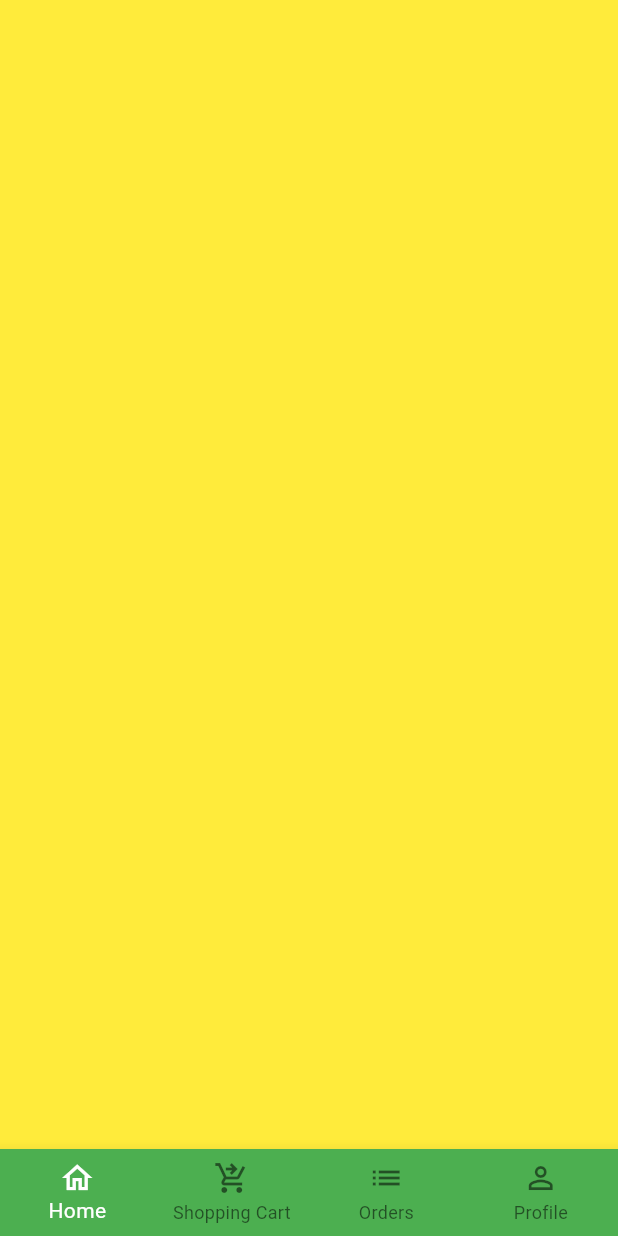
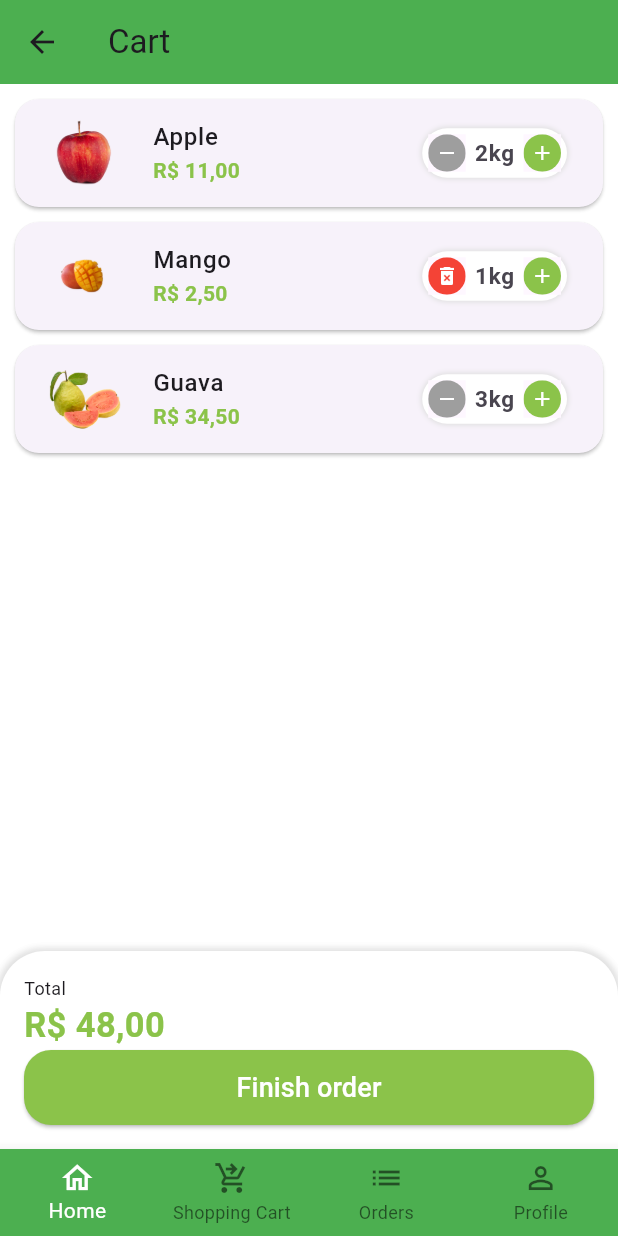
Before and after one commit to aliciabat/greengrocer, a Flutter app: the BaseScreen screen opened directly, swiped to page 2, on a phone screen of 412 x 824 dp. Run offline on Flutter 3.47's test engine with Material 3 defaults, Android fonts, the phone set to English and light mode, and no system bars; our stand-ins replace animated_text_kit, mask_text_input_formatter.

Commit message:
feat: cart screen

```diff
--- a/lib/src/config/app_data.dart
+++ b/lib/src/config/app_data.dart
@@ -1,3 +1,4 @@
+import 'package:greengrocer/src/models/cart_item_model.dart';
 import 'package:greengrocer/src/models/item_model.dart';
 
 ItemModel apple = ItemModel(
@@ -70,3 +71,9 @@ List<String> categories = [
   'Cereals',
   'Dairy',
 ];
+
+List<CartItemModel> cartItems = [
+  CartItemModel(item: apple, quantity: 2,),
+  CartItemModel(item: mango, quantity: 1,),
+  CartItemModel(item: guava, quantity: 3,),
+];
--- /dev/null
+++ b/lib/src/models/cart_item_model.dart
@@ -0,0 +1,13 @@
+import 'package:greengrocer/src/models/item_model.dart';
+
+class CartItemModel {
+  CartItemModel({
+    required this.item,
+    required this.quantity,
+  });
+
+  ItemModel item;
+  int quantity;
+
+  double totalPrice() => item.price * quantity;
+}
--- a/lib/src/pages/base/base_screen.dart
+++ b/lib/src/pages/base/base_screen.dart
@@ -1,5 +1,6 @@
 import 'package:flutter/material.dart';
-import 'package:greengrocer/src/pages/tabs/home_tab.dart';
+import 'package:greengrocer/src/pages/cart/cart_tab.dart';
+import 'package:greengrocer/src/pages/home/home_tab.dart';
 
 class BaseScreen extends StatefulWidget {
   const BaseScreen({super.key});
@@ -20,7 +21,7 @@ class _BaseScreenState extends State<BaseScreen> {
         controller: pageController,
         children: [
           const HomeTab(),
-          Container(color: Colors.yellow),
+          CartTab(),
           Container(color: Colors.blue),
           Container(color: Colors.purple),
         ],
--- /dev/null
+++ b/lib/src/pages/cart/cart_tab.dart
@@ -0,0 +1,153 @@
+import 'package:flutter/material.dart';
+import 'package:greengrocer/src/config/custom_colors.dart';
+import 'package:greengrocer/src/models/cart_item_model.dart';
+import 'package:greengrocer/src/pages/cart/components/cart_tile.dart';
+import 'package:greengrocer/src/services/utils_services.dart';
+import 'package:greengrocer/src/config/app_data.dart' as appData;
+
+class CartTab extends StatefulWidget {
+  const CartTab({super.key});
+
+  @override
+  State<CartTab> createState() => _CartTabState();
+}
+
+class _CartTabState extends State<CartTab> {
+  final UtilsServices utilsServices = UtilsServices();
+
+  void removeCartItem(CartItemModel cartItem) {
+    setState(() {
+      appData.cartItems.remove(cartItem);
+    });
+  }
+
+  double cartTotalPrice() {
+    double total = 0;
+    for (var item in appData.cartItems) {
+      total += item.totalPrice();
+    }
+    return total;
+  }
+
+  @override
+  Widget build(BuildContext context) {
+    return Scaffold(
+      appBar: AppBar(
+        title: const Text('Cart'),
+        backgroundColor: Colors.green,
+      ),
+      body: Column(
+        children: [
+          Expanded(
+            child: ListView.builder(
+              itemCount: appData.cartItems.length,
+              itemBuilder: (_, index) {
+                return CartTile(
+                    cartItem: appData.cartItems[index], remove: removeCartItem);
+              },
+            ),
+          ),
+          Container(
+            padding: const EdgeInsets.all(16),
+            decoration: BoxDecoration(
+              color: Colors.white,
+              borderRadius: const BorderRadius.vertical(
+                top: Radius.circular(30),
+              ),
+              boxShadow: [
+                BoxShadow(
+                  color: Colors.grey.shade300,
+                  blurRadius: 3,
+                  spreadRadius: 2,
+                ),
+              ],
+            ),
+            child: Column(
+              crossAxisAlignment: CrossAxisAlignment.stretch,
+              children: [
+                const Text(
+                  'Total',
+                  style: TextStyle(fontSize: 12),
+                ),
+                Text(
+                  utilsServices.priceToCurrency(cartTotalPrice()),
+                  style: TextStyle(
+                    fontSize: 23,
+                    color: CustomColors.customSwatchColor,
+                    fontWeight: FontWeight.bold,
+                  ),
+                ),
+                SizedBox(
+                  height: 50,
+                  child: ElevatedButton(
+                    onPressed: () async {
+                      bool? result = await showOrderConfirmation();
+                    },
+                    style: ElevatedButton.styleFrom(
+                      shape: RoundedRectangleBorder(
+                        borderRadius: BorderRadius.circular(18),
+                      ),
+                      backgroundColor: CustomColors.customSwatchColor,
+                    ),
+                    child: const Text(
+                      'Finish order',
+                      style: TextStyle(
+                        color: Colors.white,
+                        fontSize: 18,
+                      ),
+                    ),
+                  ),
+                )
+              ],
+            ),
+          ),
+        ],
+      ),
+    );
+  }
+
+  Future<bool?> showOrderConfirmation() {
+    return showDialog<bool>(
+      context: context,
+      builder: (context) {
+        return AlertDialog(
+          shape: RoundedRectangleBorder(
+            borderRadius: BorderRadius.circular(20),
+          ),
+          title: const Text('Confirmation'),
+          content: const Text('Do really wish to conclude your order?'),
+          actions: [
+            TextButton(
+              onPressed: () {
+                Navigator.pop(context, false);
+              },
+              child: const Text(
+                'No',
+                style: TextStyle(
+                  color: Colors.green,
+                ),
+              ),
+            ),
+            ElevatedButton(
+              onPressed: () {
+                Navigator.pop(context, true);
+              },
+              style: ElevatedButton.styleFrom(
+                backgroundColor: Colors.green,
+                shape: RoundedRectangleBorder(
+                  borderRadius: BorderRadius.circular(20),
+                ),
+              ),
+              child: const Text(
+                'Yes',
+                style: TextStyle(
+                  color: Colors.white,
+                ),
+              ),
+            ),
+          ],
+        );
+      },
+    );
+  }
+}
--- /dev/null
+++ b/lib/src/pages/cart/components/cart_tile.dart
@@ -0,0 +1,70 @@
+import 'package:flutter/material.dart';
+import 'package:greengrocer/src/config/custom_colors.dart';
+import 'package:greengrocer/src/models/cart_item_model.dart';
+import 'package:greengrocer/src/pages/common_widgets/quantity_widget.dart';
+import 'package:greengrocer/src/services/utils_services.dart';
+
+class CartTile extends StatefulWidget {
+  const CartTile({
+    super.key,
+    required this.cartItem,
+    required this.remove,
+  });
+
+  final CartItemModel cartItem;
+  final Function(CartItemModel) remove;
+
+  @override
+  State<CartTile> createState() => _CartTileState();
+}
+
+class _CartTileState extends State<CartTile> {
+  final UtilsServices utilsServices = UtilsServices();
+
+  @override
+  Widget build(BuildContext context) {
+    return Card(
+      margin: const EdgeInsets.fromLTRB(10, 10, 10, 0),
+      shape: RoundedRectangleBorder(
+        borderRadius: BorderRadius.circular(16),
+      ),
+      child: ListTile(
+        // image
+        leading: Image.asset(
+          widget.cartItem.item.imgUrl,
+          height: 60,
+          width: 60,
+        ),
+        // title
+        title: Text(
+          widget.cartItem.item.itemName,
+          style: const TextStyle(
+            fontWeight: FontWeight.w500,
+          ),
+        ),
+        // total
+        subtitle: Text(
+          utilsServices.priceToCurrency(widget.cartItem.totalPrice()),
+          style: TextStyle(
+            color: CustomColors.customSwatchColor,
+            fontWeight: FontWeight.bold,
+          ),
+        ),
+        // quantity
+        trailing: QuantityWidget(
+          value: widget.cartItem.quantity,
+          suffixText: widget.cartItem.item.unit,
+          result: (quantity) {
+            setState(() {
+              widget.cartItem.quantity = quantity;
+              if (quantity == 0) {
+                widget.remove(widget.cartItem);
+              }
+            });
+          },
+          isRemovable: true,
+        ),
+      ),
+    );
+  }
+}
--- a/lib/src/pages/common_widgets/quantity_widget.dart
+++ b/lib/src/pages/common_widgets/quantity_widget.dart
@@ -7,11 +7,13 @@ class QuantityWidget extends StatelessWidget {
     required this.value,
     required this.suffixText,
     required this.result,
+    this.isRemovable = false,
   });
 
   final int value;
   final String suffixText;
   final Function(int quantity) result;
+  final bool isRemovable;
 
   @override
   Widget build(BuildContext context) {
@@ -28,12 +30,13 @@ class QuantityWidget extends StatelessWidget {
             ),
           ]),
       child: Row(
+        mainAxisSize: MainAxisSize.min,
         children: [
           _QuantityButton(
-            color: Colors.grey,
-            icon: Icons.remove,
+            color: !isRemovable || value > 1 ? Colors.grey : Colors.red,
+            icon: !isRemovable || value > 1 ? Icons.remove : Icons.delete_forever,
             onPressed: () {
-              if (value == 1) return;
+              if (value == 1 && !isRemovable) return;
               int resultCount = value - 1;
               result(resultCount);
             },
--- a/lib/src/pages/tabs/home_tab.dart
+++ b/lib/src/pages/home/home_tab.dart
@@ -1,8 +1,8 @@
 import 'package:flutter/material.dart';
 import 'package:greengrocer/src/config/custom_colors.dart';
-import 'package:greengrocer/src/pages/tabs/components/category_tile.dart';
+import 'package:greengrocer/src/pages/home/components/category_tile.dart';
 import 'package:greengrocer/src/config/app_data.dart' as appData;
-import 'package:greengrocer/src/pages/tabs/components/item_tile.dart';
+import 'package:greengrocer/src/pages/home/components/item_tile.dart';
 
 class HomeTab extends StatefulWidget {
   const HomeTab({super.key});
```
Also changed, not shown: lib/src/pages/home/components/category_tile.dart (renamed from lib/src/pages/tabs/components/category_tile.dart), lib/src/pages/home/components/item_tile.dart (renamed from lib/src/pages/tabs/components/item_tile.dart).
